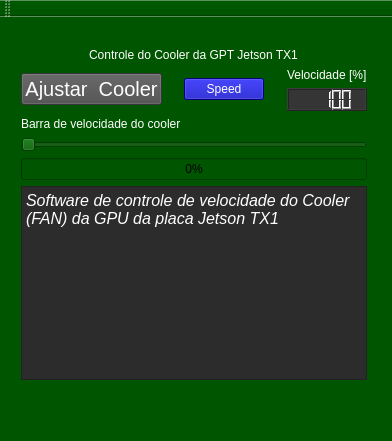
Before: the Qt Designer form Acionar_Cooler_GPU/mainwindow.ui in TiagoAA/JetsonTX1, drawn with Qt 5.
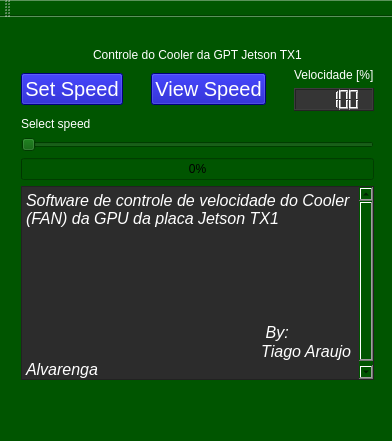
After: the same form once the commit is applied.

Commit message: ajuste do codigo e adição de figuras

Patch:
```diff
--- a/Acionar_Cooler_GPU/mainwindow.ui
+++ b/Acionar_Cooler_GPU/mainwindow.ui
@@ -22,7 +22,7 @@
      <rect>
       <x>10</x>
       <y>20</y>
-      <width>368</width>
+      <width>375</width>
       <height>354</height>
      </rect>
     </property>
@@ -51,11 +51,11 @@
               </font>
              </property>
              <property name="styleSheet">
-              <string notr="true">background-color: rgb(76, 76, 76);
+              <string notr="true">background-color: rgb(0, 0, 176);
 color: rgb(255, 255, 255);</string>
              </property>
              <property name="text">
-              <string>Ajustar  Cooler</string>
+              <string>Set Speed</string>
              </property>
              <property name="iconSize">
               <size>
@@ -80,12 +80,17 @@
            </item>
            <item>
             <widget class="QPushButton" name="pushButton">
+             <property name="font">
+              <font>
+               <pointsize>15</pointsize>
+              </font>
+             </property>
              <property name="styleSheet">
               <string notr="true">background-color: rgb(0, 0, 176);
 color: rgb(255, 255, 255);</string>
              </property>
              <property name="text">
-              <string>Speed</string>
+              <string>View Speed</string>
              </property>
             </widget>
            </item>
@@ -148,7 +153,7 @@
             <string notr="true">color: rgb(255, 255, 255);</string>
            </property>
            <property name="text">
-            <string>Barra de velocidade do cooler</string>
+            <string>Select speed </string>
            </property>
           </widget>
          </item>
@@ -194,7 +199,14 @@
 &lt;html&gt;&lt;head&gt;&lt;meta name=&quot;qrichtext&quot; content=&quot;1&quot; /&gt;&lt;style type=&quot;text/css&quot;&gt;
 p, li { white-space: pre-wrap; }
 &lt;/style&gt;&lt;/head&gt;&lt;body style=&quot; font-family:'Ubuntu'; font-size:12pt; font-weight:56; font-style:italic;&quot;&gt;
-&lt;p style=&quot; margin-top:0px; margin-bottom:0px; margin-left:0px; margin-right:0px; -qt-block-indent:0; text-indent:0px;&quot;&gt;Software de controle de velocidade do Cooler (FAN) da GPU da placa Jetson TX1&lt;/p&gt;&lt;/body&gt;&lt;/html&gt;</string>
+&lt;p style=&quot; margin-top:0px; margin-bottom:0px; margin-left:0px; margin-right:0px; -qt-block-indent:0; text-indent:0px;&quot;&gt;Software de controle de velocidade do Cooler (FAN) da GPU da placa Jetson TX1&lt;/p&gt;
+&lt;p style=&quot;-qt-paragraph-type:empty; margin-top:0px; margin-bottom:0px; margin-left:0px; margin-right:0px; -qt-block-indent:0; text-indent:0px;&quot;&gt;&lt;br /&gt;&lt;/p&gt;
+&lt;p style=&quot;-qt-paragraph-type:empty; margin-top:0px; margin-bottom:0px; margin-left:0px; margin-right:0px; -qt-block-indent:0; text-indent:0px;&quot;&gt;&lt;br /&gt;&lt;/p&gt;
+&lt;p style=&quot;-qt-paragraph-type:empty; margin-top:0px; margin-bottom:0px; margin-left:0px; margin-right:0px; -qt-block-indent:0; text-indent:0px;&quot;&gt;&lt;br /&gt;&lt;/p&gt;
+&lt;p style=&quot;-qt-paragraph-type:empty; margin-top:0px; margin-bottom:0px; margin-left:0px; margin-right:0px; -qt-block-indent:0; text-indent:0px;&quot;&gt;&lt;br /&gt;&lt;/p&gt;
+&lt;p style=&quot;-qt-paragraph-type:empty; margin-top:0px; margin-bottom:0px; margin-left:0px; margin-right:0px; -qt-block-indent:0; text-indent:0px;&quot;&gt;&lt;br /&gt;&lt;/p&gt;
+&lt;p style=&quot; margin-top:0px; margin-bottom:0px; margin-left:0px; margin-right:0px; -qt-block-indent:0; text-indent:0px;&quot;&gt;                                                      By:&lt;/p&gt;
+&lt;p style=&quot; margin-top:0px; margin-bottom:0px; margin-left:0px; margin-right:0px; -qt-block-indent:0; text-indent:0px;&quot;&gt;                                                     Tiago Araujo Alvarenga&lt;/p&gt;&lt;/body&gt;&lt;/html&gt;</string>
        </property>
       </widget>
      </item>
```
The commit also changes 2 other files.
